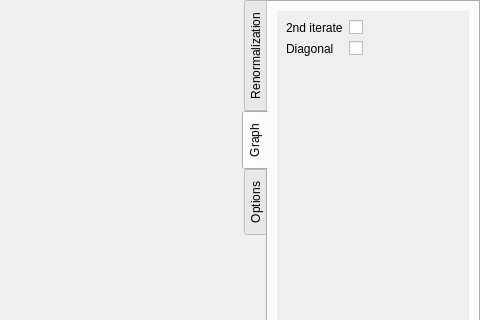
The window that ui/unimodalwindowui.ui (dsoutw/RenormalizationPlot) describes before a commit, drawn with Qt 5; both pictures show x 173 to 653 and y 0 to 320 of the 653 by 466 pixel window.
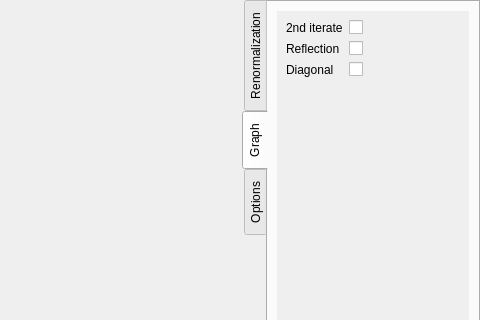
The same window after the commit. The open tabs and pages were chosen to show the change. Custom widgets are drawn as their Qt base class.

Commit message: Added: reflection of the map

The edit to the form file:
```diff
--- a/ui/unimodalwindowui.ui
+++ b/ui/unimodalwindowui.ui
@@ -370,10 +370,10 @@
             </rect>
            </property>
            <layout class="QFormLayout" name="formLayout_2">
-            <item row="1" column="1">
+            <item row="2" column="1">
              <widget class="QCheckBox" name="diagonalCheckBox"/>
             </item>
-            <item row="1" column="0">
+            <item row="2" column="0">
              <widget class="QLabel" name="diagonalLabel">
               <property name="text">
                <string>Diagonal</string>
@@ -383,7 +383,7 @@
               </property>
              </widget>
             </item>
-            <item row="3" column="0">
+            <item row="4" column="0">
              <widget class="QLabel" name="alpha0Label">
               <property name="enabled">
                <bool>false</bool>
@@ -396,14 +396,14 @@
               </property>
              </widget>
             </item>
-            <item row="3" column="1">
+            <item row="4" column="1">
              <widget class="QCheckBox" name="alpha0CheckBox">
               <property name="enabled">
                <bool>false</bool>
               </property>
              </widget>
             </item>
-            <item row="4" column="0">
+            <item row="5" column="0">
              <widget class="QLabel" name="beta0Label">
               <property name="text">
                <string>β(0)</string>
@@ -413,7 +413,7 @@
               </property>
              </widget>
             </item>
-            <item row="4" column="1">
+            <item row="5" column="1">
              <widget class="QCheckBox" name="beta0CheckBox"/>
             </item>
             <item row="0" column="0">
@@ -429,7 +429,7 @@
             <item row="0" column="1">
              <widget class="QCheckBox" name="secondIterateCheckBox"/>
             </item>
-            <item row="2" column="0">
+            <item row="3" column="0">
              <spacer name="verticalSpacer_3">
               <property name="orientation">
                <enum>Qt::Vertical</enum>
@@ -442,6 +442,16 @@
               </property>
              </spacer>
             </item>
+            <item row="1" column="0">
+             <widget class="QLabel" name="reflectionLabel">
+              <property name="text">
+               <string>Reflection</string>
+              </property>
+             </widget>
+            </item>
+            <item row="1" column="1">
+             <widget class="QCheckBox" name="reflectionCheckBox"/>
+            </item>
            </layout>
           </widget>
          </widget>
```
The commit also changes 3 other files.
